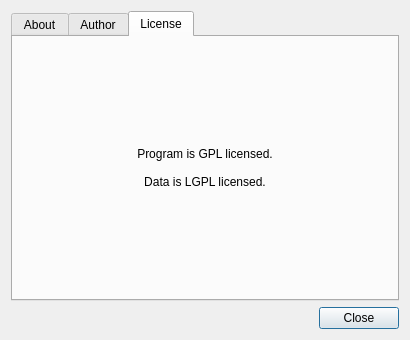
Old version of the form gui/about.ui in the repository cpina/qdacco.
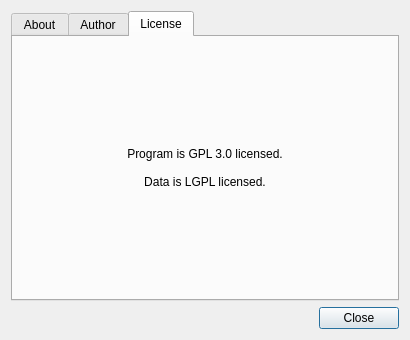
New version of the form. The open tabs and pages were chosen to show the change. Icons and pictures are not drawn.

Commit message: Specifies GPL version 3 in the about dialog.

```diff
--- a/gui/about.ui
+++ b/gui/about.ui
@@ -222,7 +222,7 @@
        <item row="0" column="0">
         <widget class="QLabel" name="textLabel3">
          <property name="text">
-          <string>Program is GPL licensed.
+          <string>Program is GPL 3.0 licensed.
 
 Data is LGPL licensed.</string>
          </property>
```
